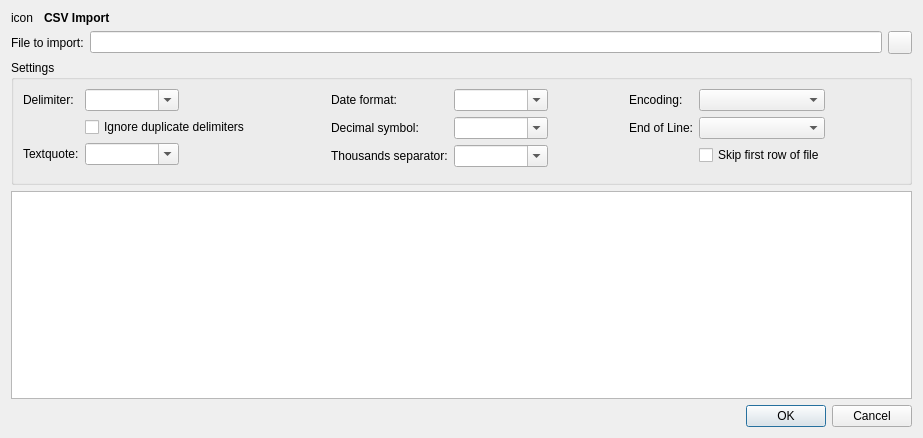
Before: the Qt Designer form src/import/csv/csvimportdialog.ui in KDE/knipptasch, drawn with Qt 5.
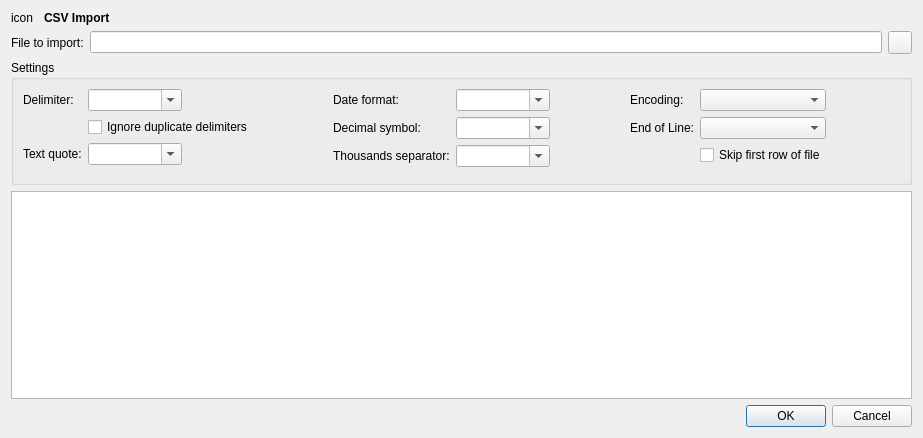
After: the same form once the commit is applied. Custom widgets are drawn as their Qt base class.

Commit message: Textquote => Text quote

```diff
--- a/src/import/csv/csvimportdialog.ui
+++ b/src/import/csv/csvimportdialog.ui
@@ -113,7 +113,7 @@
         <item row="2" column="0">
          <widget class="QLabel" name="label_2">
           <property name="text">
-           <string>Textquote:</string>
+           <string>Text quote:</string>
           </property>
          </widget>
         </item>
```
The commit also changes 1 other file.
